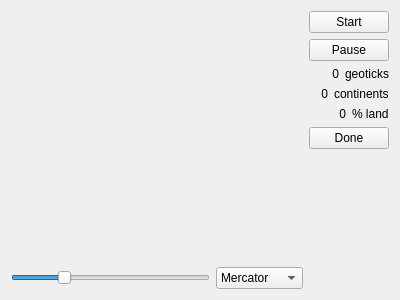
Above: tectonics.ui from tps12/Tec-Nine before the change. Below: the same form after it.
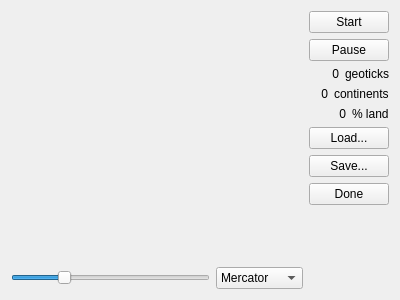
That is the form after the change.

Commit message: Load and save simulation state.

What changed in the file:
```diff
--- a/tectonics.ui
+++ b/tectonics.ui
@@ -176,6 +176,20 @@
        </item>
       </layout>
      </item>
+     <item>
+      <widget class="QPushButton" name="load">
+       <property name="text">
+        <string>Load...</string>
+       </property>
+      </widget>
+     </item>
+     <item>
+      <widget class="QPushButton" name="save">
+       <property name="text">
+        <string>Save...</string>
+       </property>
+      </widget>
+     </item>
      <item>
       <widget class="QPushButton" name="done">
        <property name="text">
```
The commit also changes 7 other files.
